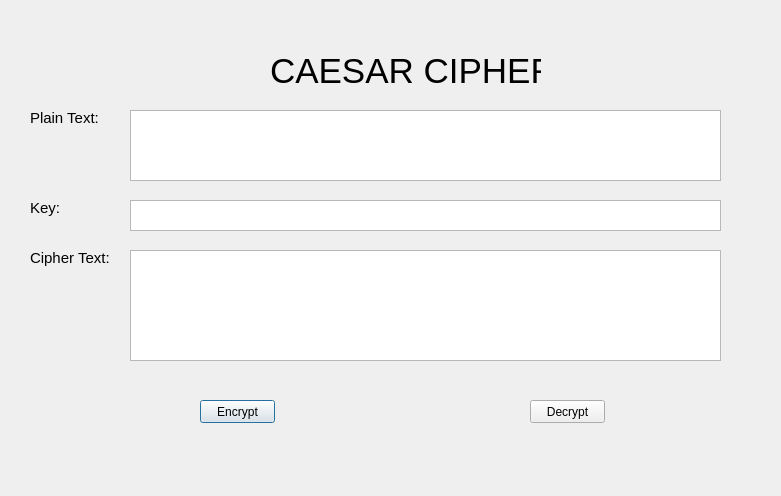
First picture: the form in lab_03/ui/caesar.ui, repository Suny025/BMTTNC-Hutech-2380601589, before the edit.
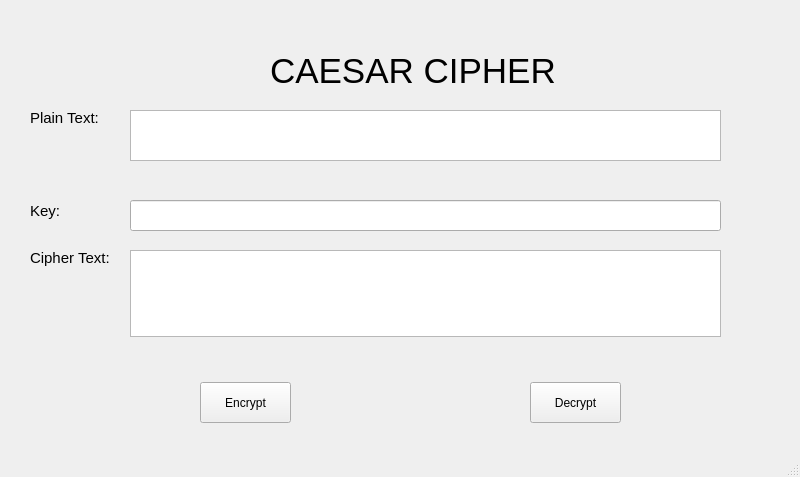
Second picture: the form after the edit.

Commit message: [add] lab_03 ui caesar

The edit to the form file:
```diff
--- a/lab_03/ui/caesar.ui
+++ b/lab_03/ui/caesar.ui
@@ -1,24 +1,38 @@
 <?xml version="1.0" encoding="UTF-8"?>
 <ui version="4.0">
- <class>Dialog</class>
- <widget class="QDialog" name="Dialog">
+ <class>MainWindow</class>
+ <widget class="QMainWindow" name="MainWindow">
   <property name="geometry">
    <rect>
     <x>0</x>
     <y>0</y>
-    <width>781</width>
-    <height>496</height>
+    <width>800</width>
+    <height>477</height>
    </rect>
   </property>
   <property name="windowTitle">
-   <string>Dialog</string>
+   <string>MainWindow</string>
   </property>
+  <widget class="QWidget" name="centralwidget">
+   <widget class="QPushButton" name="btn_encrypt">
+    <property name="geometry">
+     <rect>
+      <x>200</x>
+      <y>382</y>
+      <width>91</width>
+      <height>41</height>
+     </rect>
+    </property>
+    <property name="text">
+     <string>Encrypt</string>
+    </property>
+   </widget>
   <widget class="QLabel" name="CAESARCHER">
    <property name="geometry">
     <rect>
      <x>270</x>
      <y>40</y>
-     <width>271</width>
+      <width>321</width>
      <height>61</height>
     </rect>
    </property>
@@ -31,6 +45,24 @@
     <string>CAESAR CIPHER</string>
    </property>
   </widget>
+   <widget class="QLabel" name="label_3">
+    <property name="geometry">
+     <rect>
+      <x>30</x>
+      <y>250</y>
+      <width>91</width>
+      <height>16</height>
+     </rect>
+    </property>
+    <property name="font">
+     <font>
+      <pointsize>11</pointsize>
+     </font>
+    </property>
+    <property name="text">
+     <string>Cipher Text:</string>
+    </property>
+   </widget>
   <widget class="QLabel" name="label">
    <property name="geometry">
     <rect>
@@ -55,7 +87,7 @@
      <x>30</x>
      <y>200</y>
      <width>51</width>
-     <height>16</height>
+      <height>21</height>
     </rect>
    </property>
    <property name="font">
@@ -67,80 +99,61 @@
     <string>Key:</string>
    </property>
   </widget>
-  <widget class="QLabel" name="label_3">
-   <property name="geometry">
-    <rect>
-     <x>30</x>
-     <y>250</y>
-     <width>91</width>
-     <height>16</height>
-    </rect>
-   </property>
-   <property name="font">
-    <font>
-     <pointsize>11</pointsize>
-    </font>
-   </property>
-   <property name="text">
-    <string>Cipher Text:</string>
-   </property>
-  </widget>
-  <widget class="QTextBrowser" name="textBrowser">
-   <property name="geometry">
-    <rect>
-     <x>130</x>
-     <y>110</y>
-     <width>591</width>
-     <height>71</height>
-    </rect>
-   </property>
-  </widget>
-  <widget class="QTextBrowser" name="textBrowser_2">
-   <property name="geometry">
-    <rect>
-     <x>130</x>
-     <y>200</y>
-     <width>591</width>
-     <height>31</height>
-    </rect>
-   </property>
-  </widget>
-  <widget class="QTextBrowser" name="textBrowser_3">
-   <property name="geometry">
-    <rect>
-     <x>130</x>
-     <y>250</y>
-     <width>591</width>
-     <height>111</height>
-    </rect>
-   </property>
-  </widget>
-  <widget class="QPushButton" name="pushButton">
-   <property name="geometry">
-    <rect>
-     <x>200</x>
-     <y>400</y>
-     <width>75</width>
-     <height>23</height>
-    </rect>
-   </property>
-   <property name="text">
-    <string>Encrypt</string>
-   </property>
-  </widget>
-  <widget class="QPushButton" name="pushButton_2">
+   <widget class="QPushButton" name="btn_decrypt">
    <property name="geometry">
     <rect>
      <x>530</x>
-     <y>400</y>
-     <width>75</width>
-     <height>23</height>
+      <y>382</y>
+      <width>91</width>
+      <height>41</height>
     </rect>
    </property>
    <property name="text">
     <string>Decrypt</string>
    </property>
   </widget>
+   <widget class="QTextEdit" name="txt_plain_text">
+    <property name="geometry">
+     <rect>
+      <x>130</x>
+      <y>110</y>
+      <width>591</width>
+      <height>51</height>
+     </rect>
+    </property>
+   </widget>
+   <widget class="QTextEdit" name="txt_cipher_text">
+    <property name="geometry">
+     <rect>
+      <x>130</x>
+      <y>250</y>
+      <width>591</width>
+      <height>87</height>
+     </rect>
+    </property>
+   </widget>
+   <widget class="QLineEdit" name="txt_key">
+    <property name="geometry">
+     <rect>
+      <x>130</x>
+      <y>200</y>
+      <width>591</width>
+      <height>31</height>
+     </rect>
+    </property>
+   </widget>
+  </widget>
+  <widget class="QMenuBar" name="menubar">
+   <property name="geometry">
+    <rect>
+     <x>0</x>
+     <y>0</y>
+     <width>800</width>
+     <height>26</height>
+    </rect>
+   </property>
+  </widget>
+  <widget class="QStatusBar" name="statusbar"/>
  </widget>
  <resources/>
  <connections/>
```
Lines whose indentation alone changed are shown as unchanged. The commit also changes 6 other files.
